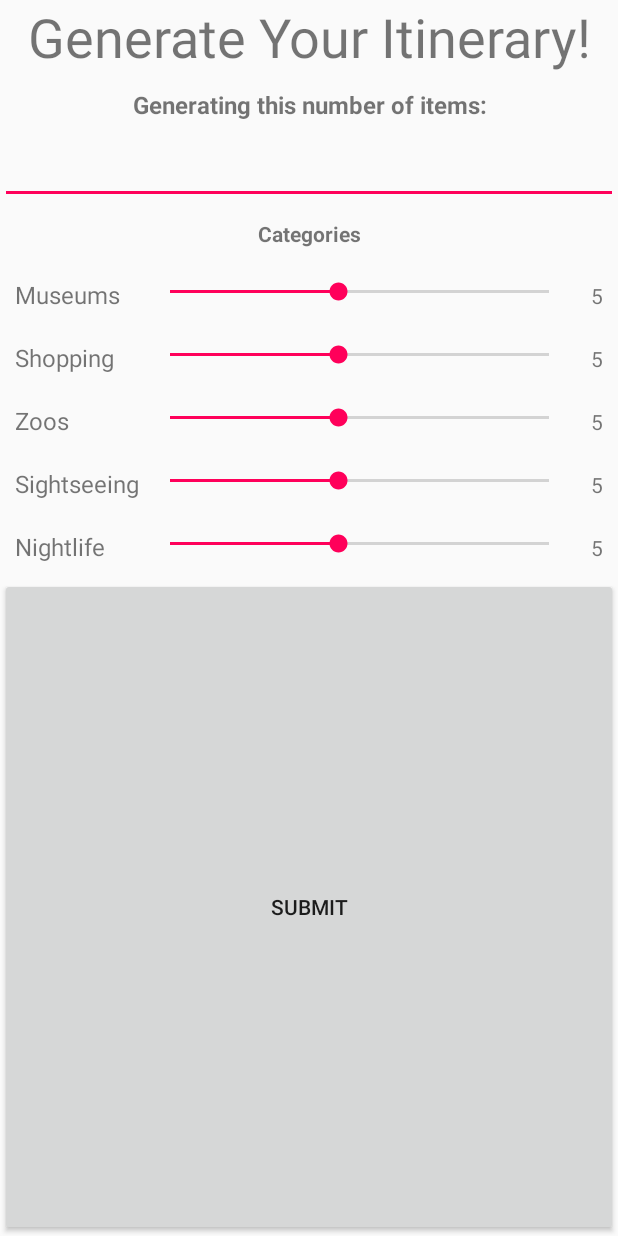
After one commit to Foltik/Wanderful, an Android app: the layout activity_itinegen.xml on its own in the app's theme, with its tools: preview values and no code run, on a phone screen of 412 x 824 dp. The commit adds this screen. Run offline under Robolectric (Android 15) with nearby library versions, the phone set to English and light mode, and no system bars.

Commit message:
commit itinegen input

```diff
--- /dev/null
+++ b/android/app/src/main/res/layout/activity_itinegen.xml
@@ -0,0 +1,184 @@
+<?xml version="1.0" encoding="utf-8"?>
+<LinearLayout
+    xmlns:android="http://schemas.android.com/apk/res/android"
+    android:layout_width="match_parent"
+    android:layout_height="match_parent"
+    android:orientation="vertical">
+    <TextView
+        android:layout_width="match_parent"
+        android:layout_height="wrap_content"
+        android:textSize="36sp"
+        android:gravity="center_vertical|center_horizontal"
+        android:text="Generate Your Itinerary!"/>
+    <TextView
+        android:layout_margin="10dp"
+        android:layout_width="match_parent"
+        android:layout_height="wrap_content"
+        android:text="Generating this number of items:"
+        android:textSize="16dp"
+        android:gravity="center"
+        android:textStyle="bold"/>
+
+    <EditText
+        android:id="@+id/numItems"
+        android:layout_width="match_parent"
+        android:layout_height="wrap_content"
+        android:ems="10"
+        android:inputType="number" />
+    <TextView
+        android:layout_width="match_parent"
+        android:layout_height="wrap_content"
+        android:text="Categories"
+        android:textSize="14dp"
+        android:textStyle="bold"
+        android:gravity="center"
+        android:layout_margin="10dp"/>
+        <LinearLayout
+            android:layout_margin="10dp"
+            android:layout_width="match_parent"
+            android:layout_height="wrap_content">
+            <TextView
+                android:layout_width="0dp"
+                android:layout_weight="1"
+                android:layout_height="wrap_content"
+                android:text="Museums"
+                android:textSize="16dp"/>
+
+            <SeekBar
+                android:id="@+id/slider1"
+                android:layout_width="0dp"
+                android:layout_height="wrap_content"
+                android:layout_weight="3.25"
+                android:max="9"
+                android:progress="4" />
+
+            <TextView
+                android:id="@+id/display1"
+                android:layout_width="20dp"
+                android:layout_height="wrap_content"
+                android:layout_weight="0"
+                android:gravity="end"
+                android:text="5" />
+
+        </LinearLayout>
+
+    <LinearLayout
+        android:layout_margin="10dp"
+        android:layout_width="match_parent"
+        android:layout_height="wrap_content">
+        <TextView
+            android:layout_width="0dp"
+            android:layout_weight="1"
+            android:layout_height="wrap_content"
+            android:text="Shopping"
+            android:textSize="16dp"/>
+
+        <SeekBar
+            android:id="@+id/slider2"
+            android:layout_width="0dp"
+            android:layout_height="wrap_content"
+            android:layout_weight="3.25"
+            android:max="9"
+            android:progress="4" />
+
+        <TextView
+            android:id="@+id/display2"
+            android:layout_width="20dp"
+            android:layout_height="wrap_content"
+            android:layout_weight="0"
+            android:gravity="end"
+            android:text="5" />
+
+    </LinearLayout>
+    <LinearLayout
+        android:layout_margin="10dp"
+        android:layout_width="match_parent"
+        android:layout_height="wrap_content">
+        <TextView
+            android:layout_width="0dp"
+            android:layout_weight="1"
+            android:layout_height="wrap_content"
+            android:text="Zoos"
+            android:textSize="16dp"/>
+
+        <SeekBar
+            android:id="@+id/slider3"
+            android:layout_width="0dp"
+            android:layout_height="wrap_content"
+            android:layout_weight="3.25"
+            android:max="9"
+            android:progress="4" />
+
+        <TextView
+            android:id="@+id/display3"
+            android:layout_width="20dp"
+            android:layout_height="wrap_content"
+            android:layout_weight="0"
+            android:gravity="end"
+            android:text="5" />
+
+    </LinearLayout>
+    <LinearLayout
+        android:layout_margin="10dp"
+        android:layout_width="match_parent"
+        android:layout_height="wrap_content">
+        <TextView
+            android:layout_width="0dp"
+            android:layout_weight="1"
+            android:layout_height="wrap_content"
+            android:text="Sightseeing"
+            android:textSize="16dp"/>
+
+        <SeekBar
+            android:id="@+id/slider4"
+            android:layout_width="0dp"
+            android:layout_height="wrap_content"
+            android:layout_weight="3.25"
+            android:max="9"
+            android:progress="4" />
+
+        <TextView
+            android:id="@+id/display4"
+            android:layout_width="20dp"
+            android:layout_height="wrap_content"
+            android:layout_weight="0"
+            android:gravity="end"
+            android:text="5" />
+
+    </LinearLayout>
+    <LinearLayout
+        android:layout_margin="10dp"
+        android:layout_width="match_parent"
+        android:layout_height="wrap_content">
+        <TextView
+            android:layout_width="0dp"
+            android:layout_weight="1"
+            android:layout_height="wrap_content"
+            android:text="Nightlife"
+            android:textSize="16dp"/>
+
+        <SeekBar
+            android:id="@+id/slider5"
+            android:layout_width="0dp"
+            android:layout_height="wrap_content"
+            android:layout_weight="3.25"
+            android:max="9"
+            android:progress="4" />
+
+        <TextView
+            android:id="@+id/display5"
+            android:layout_width="20dp"
+            android:layout_height="wrap_content"
+            android:layout_weight="0"
+            android:gravity="end"
+            android:text="5" />
+
+    </LinearLayout>
+
+    <Button
+        android:id="@+id/submitGen"
+        android:layout_width="match_parent"
+        android:layout_height="match_parent"
+        android:text="Submit" />
+
+</LinearLayout>
```
Also changed, not shown: android/app/src/main/java/com/example/smax/hackprinceton/ItinegenMenu.java (added, +145 -0 lines), android/app/src/main/res/layout/activity_itinerary.xml (+11 -10 lines).
